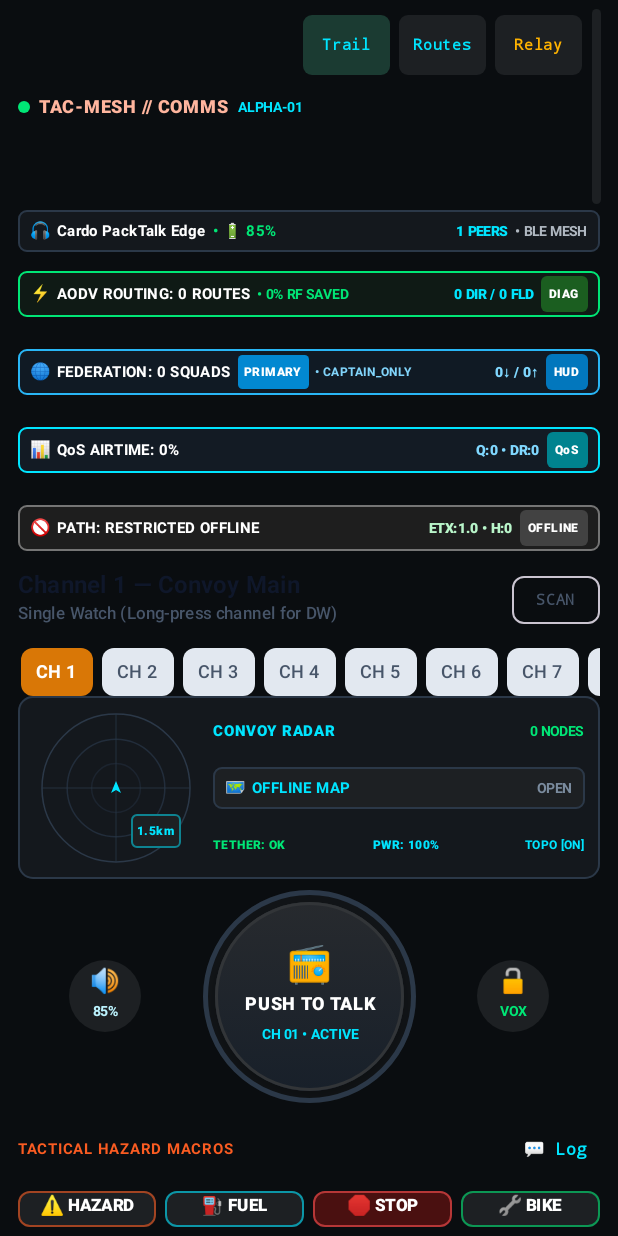
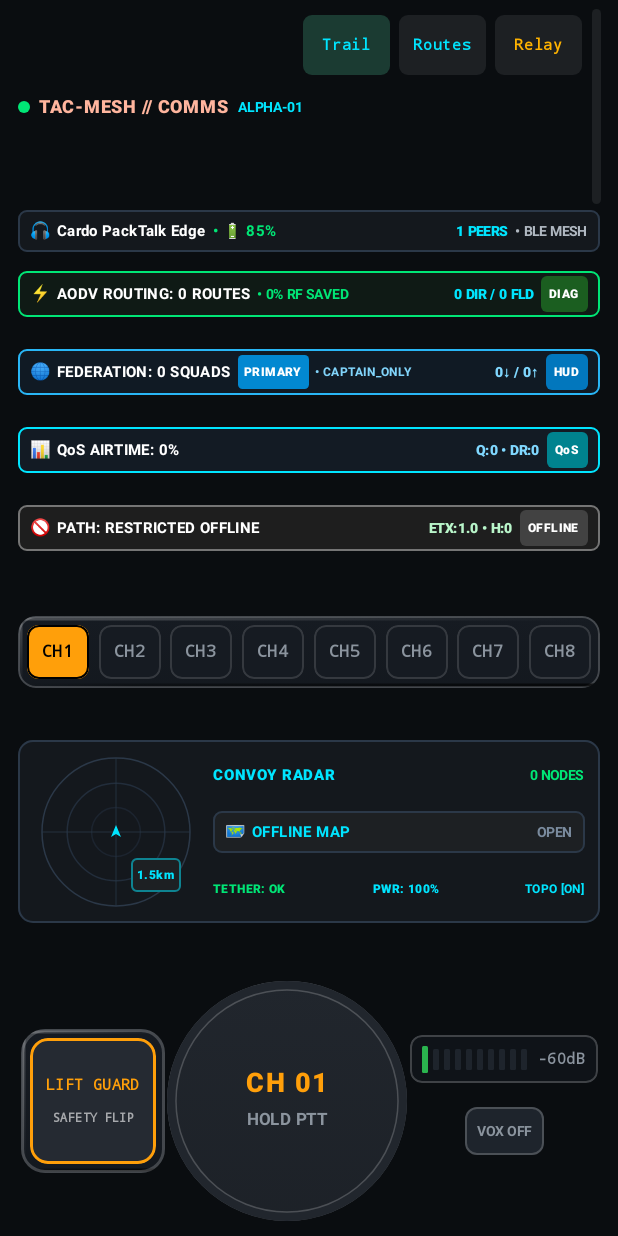
Before and after one commit to Nownitya/Intercom-Alpha, an Android app built with Jetpack Compose: the composable HomeScreen shown on its own in the app's theme, on a phone screen of 412 x 824 dp. Run offline under Robolectric (Android 15) with nearby library versions, the phone set to English and light mode, and no system bars; 4 statements that could not run were skipped.

Commit message:
feat: [ICA-3101] - Android Jetpack Compose Zero-Scroll Tactical Cockpit Integration

```diff
--- a/app/sharedUI/src/commonMain/kotlin/org/nowni/intercom_alpha/feature/home/HomeScreen.kt
+++ b/app/sharedUI/src/commonMain/kotlin/org/nowni/intercom_alpha/feature/home/HomeScreen.kt
@@ -21,6 +21,7 @@ import androidx.compose.ui.unit.sp
 import org.nowni.intercom_alpha.feature.home.state.HomeUiAction
 import org.nowni.intercom_alpha.feature.home.state.HomeUiState
 import org.nowni.intercom_alpha.ui.components.*
+import org.nowni.intercom_alpha.ui.theme.IntercomTokens
 
 /**
  * The Master Zero-Scroll Tactical Motorcycle Cockpit HUD for Intercom-Alpha.
@@ -692,12 +693,12 @@ fun HomeScreen(
                 }
             }
 
-            // ================= 3. 16-CHANNEL SELECTOR RACK =================
-            ChannelSelectorBar(
-                channelState = uiState.channelState,
+            // ================= 3. TACTICAL CHANNEL SELECTOR DIAL =================
+            TactileChannelDial(
+                activeChannelId = uiState.channelState.activeChannelId,
+                monitoredChannelIds = uiState.channelState.monitoredChannelIds,
                 onSelectChannel = { onAction(HomeUiAction.SelectChannel(it)) },
-                onToggleDualWatch = { onAction(HomeUiAction.ToggleDualWatch(it)) },
-                onToggleScanMode = { onAction(HomeUiAction.ToggleScanMode) }
+                onToggleDualWatch = { onAction(HomeUiAction.ToggleDualWatch(it)) }
             )
 
             // ================= 4. COMPACT CONVOY SPATIAL RADAR =================
@@ -711,71 +712,53 @@ fun HomeScreen(
                 onOpenTrailSheet = { onAction(HomeUiAction.ToggleTrailSheet(true)) }
             )
 
-            // ================= 5. MASTER 140DP TACTICAL PTT ACTUATOR =================
-            PttButton(
-                isPressed = uiState.isTransmitting,
-                onPressStart = { onAction(HomeUiAction.StartTransmitting) },
-                onPressEnd = { onAction(HomeUiAction.StopTransmitting) },
-                isVoxLocked = uiState.isVoxLocked,
-                onToggleVoxLock = { onAction(HomeUiAction.ToggleVoxLock) },
-                channelLabel = "CH 0${uiState.channelState.activeChannelId}"
-            )
-
-            // ================= 6. SINGLE-ROW 4-MACRO HAZARD STRIP =================
-            QuickHazardBar(
-                unreadCount = uiState.unreadTextCount,
-                onSendHazard = { onAction(HomeUiAction.SendCannedHazard(it)) },
-                onOpenMessages = { onAction(HomeUiAction.ToggleMessagesDialog(true)) },
-                onTriggerSos = { onAction(HomeUiAction.TriggerSos) }
-            )
-
-            // ================= 7. PINNED EMERGENCY SOS OVERRIDE STRIP =================
-            Surface(
-                onClick = { onAction(HomeUiAction.TriggerSos) },
-                modifier = Modifier.fillMaxWidth().height(42.dp),
-                shape = RoundedCornerShape(8.dp),
-                color = Color(0xFF2A0A0A),
-                border = BorderStroke(1.dp, Color(0xFFFF1744))
+            // ================= 5. MASTER TACTICAL PTT & SENSORY CONTROLS =================
+            Row(
+                modifier = Modifier
+                    .fillMaxWidth()
+                    .padding(vertical = 4.dp),
+                horizontalArrangement = Arrangement.SpaceEvenly,
+                verticalAlignment = Alignment.CenterVertically
             ) {
-                Row(
-                    modifier = Modifier
-                        .fillMaxSize()
-                        .padding(horizontal = 10.dp),
-                    horizontalArrangement = Arrangement.SpaceBetween,
-                    verticalAlignment = Alignment.CenterVertically
-                ) {
-                    Row(
-                        verticalAlignment = Alignment.CenterVertically,
-                        horizontalArrangement = Arrangement.spacedBy(6.dp)
-                    ) {
-                        Text("🚨", fontSize = 14.sp)
-                        Column {
-                            Text(
-                                text = "EMERGENCY SOS OVERRIDE",
-                                fontSize = 10.sp,
-                                fontWeight = FontWeight.Black,
-                                letterSpacing = 0.5.sp,
-                                color = Color(0xFFFF5252)
-                            )
-                            Text(
-                                text = "PRIORITY-0 // BLACKBOX AUDIO CACHE ARMED",
-                                fontSize = 8.sp,
-                                fontWeight = FontWeight.Bold,
-                                color = Color(0xFFFFCDD2)
-                            )
-                        }
-                    }
+                // Left: Guarded Emergency SOS Switch
+                GuardedSosSwitch(
+                    isEmergencyActive = uiState.isEmergencyActive,
+                    onTriggerEmergency = { onAction(HomeUiAction.TriggerSos) },
+                    onCancelEmergency = { onAction(HomeUiAction.TriggerSos) }
+                )
+
+                // Center: 160dp Master Expressive PTT Actuator
+                ExpressivePttActuator(
+                    isTransmitting = uiState.isTransmitting,
+                    onPressStart = { onAction(HomeUiAction.StartTransmitting) },
+                    onPressEnd = { onAction(HomeUiAction.StopTransmitting) },
+                    channelLabel = "CH 0${uiState.channelState.activeChannelId}",
+                    subtitle = if (uiState.isVoxLocked) "VOX LOCK" else "HOLD PTT"
+                )
+
+                // Right: Audio VU Level Meter & VOX Lock Toggle
+                Column(
+                    horizontalAlignment = Alignment.CenterHorizontally,
+                    verticalArrangement = Arrangement.spacedBy(8.dp)
+                ) {
+                    ExpressiveVuMeter(
+                        currentRmsLevel = uiState.inputLevel,
+                        barCount = 10,
+                        showDbLabel = true
+                    )
 
                     Surface(
-                        shape = RoundedCornerShape(4.dp),
-                        color = Color(0xFFD32F2F)
+                        onClick = { onAction(HomeUiAction.ToggleVoxLock) },
+                        shape = RoundedCornerShape(8.dp),
+                        color = if (uiState.isVoxLocked) Color(0xFF2E1912) else Color(0xFF1E242C),
+                        border = BorderStroke(1.dp, if (uiState.isVoxLocked) IntercomTokens.SignalAmber else Color(0x33FFFFFF))
                     ) {
                         Text(
-                            text = "HOLD SOS",
+                            text = if (uiState.isVoxLocked) "VOX ON" else "VOX OFF",
                             fontSize = 9.sp,
-                            fontWeight = FontWeight.Black,
-                            color = Color.White,
-                            modifier = Modifier.padding(horizontal = 6.dp, vertical = 3.dp)
+                            fontWeight = FontWeight.Bold,
+                            color = if (uiState.isVoxLocked) IntercomTokens.SignalAmber else Color(0xFF8B949E),
+                            modifier = Modifier.padding(horizontal = 8.dp, vertical = 6.dp)
                         )
                     }
                 }
--- /dev/null
+++ b/app/sharedUI/src/commonMain/kotlin/org/nowni/intercom_alpha/ui/components/TactileChannelDial.kt
@@ -0,0 +1,98 @@
+package org.nowni.intercom_alpha.ui.components
+
+import androidx.compose.foundation.background
+import androidx.compose.foundation.clickable
+import androidx.compose.foundation.layout.Arrangement
+import androidx.compose.foundation.layout.Box
+import androidx.compose.foundation.layout.Row
+import androidx.compose.foundation.layout.fillMaxWidth
+import androidx.compose.foundation.layout.padding
+import androidx.compose.foundation.shape.RoundedCornerShape
+import androidx.compose.material3.Text
+import androidx.compose.runtime.Composable
+import androidx.compose.ui.Alignment
+import androidx.compose.ui.Modifier
+import androidx.compose.ui.draw.clip
+import androidx.compose.ui.graphics.Color
+import androidx.compose.ui.text.font.FontFamily
+import androidx.compose.ui.text.font.FontWeight
+import androidx.compose.ui.unit.dp
+import androidx.compose.ui.unit.sp
+import org.nowni.intercom_alpha.ui.theme.IntercomTokens
+import org.nowni.intercom_alpha.ui.theme.claymorphic
+import org.nowni.intercom_alpha.ui.theme.neobrutalistBorder
+
+/**
+ * Tactical Skeuomorphic Channel Selector with Rotary Detent Affordance.
+ * Provides instant channel switching between channels 1 through 8 with Dual-Watch indicators.
+ */
+@Composable
+fun TactileChannelDial(
+    activeChannelId: Int,
+    monitoredChannelIds: Set<Int>,
+    onSelectChannel: (Int) -> Unit,
+    onToggleDualWatch: (Int) -> Unit,
+    modifier: Modifier = Modifier
+) {
+    Row(
+        modifier = modifier
+            .fillMaxWidth()
+            .claymorphic(
+                surfaceColor = IntercomTokens.CockpitChassis,
+                shape = RoundedCornerShape(12.dp)
+            )
+            .neobrutalistBorder(
+                color = IntercomTokens.NeobrutalBorderIdle,
+                thickness = 1.dp,
+                shape = RoundedCornerShape(12.dp)
+            )
+            .padding(horizontal = 6.dp, vertical = 6.dp),
+        horizontalArrangement = Arrangement.SpaceBetween,
+        verticalAlignment = Alignment.CenterVertically
+    ) {
+        for (ch in 1..8) {
+            val isActive = ch == activeChannelId
+            val isDualWatch = monitoredChannelIds.contains(ch)
+
+            val bgColor = when {
+                isActive -> IntercomTokens.SignalAmber
+                isDualWatch -> Color(0xFF1E3A2E)
+                else -> Color(0xFF161B22)
+            }
+
+            val textColor = when {
+                isActive -> Color.Black
+                isDualWatch -> IntercomTokens.SignalCodedPhyEmerald
+                else -> Color(0xFF8B949E)
+            }
+
+            Box(
+                modifier = Modifier
+                    .clip(RoundedCornerShape(8.dp))
+                    .background(bgColor)
+                    .neobrutalistBorder(
+                        color = if (isActive) Color.Black else if (isDualWatch) IntercomTokens.SignalCodedPhyEmerald else Color(0x22FFFFFF),
+                        thickness = 1.dp,
+                        shape = RoundedCornerShape(8.dp)
+                    )
+                    .clickable {
+                        if (isActive) {
+                            onToggleDualWatch(ch)
+                        } else {
+                            onSelectChannel(ch)
+                        }
+                    }
+                    .padding(horizontal = 10.dp, vertical = 8.dp),
+                contentAlignment = Alignment.Center
+            ) {
+                Text(
+                    text = "CH$ch",
+                    fontFamily = FontFamily.Monospace,
+                    fontWeight = FontWeight.Black,
+                    fontSize = 11.sp,
+                    color = textColor
+                )
+            }
+        }
+    }
+}
```
Also changed, not shown: app/sharedUI/src/commonMain/kotlin/org/nowni/intercom_alpha/ui/components/TactileAvionicsHeader.kt (added, +141 -0 lines).
